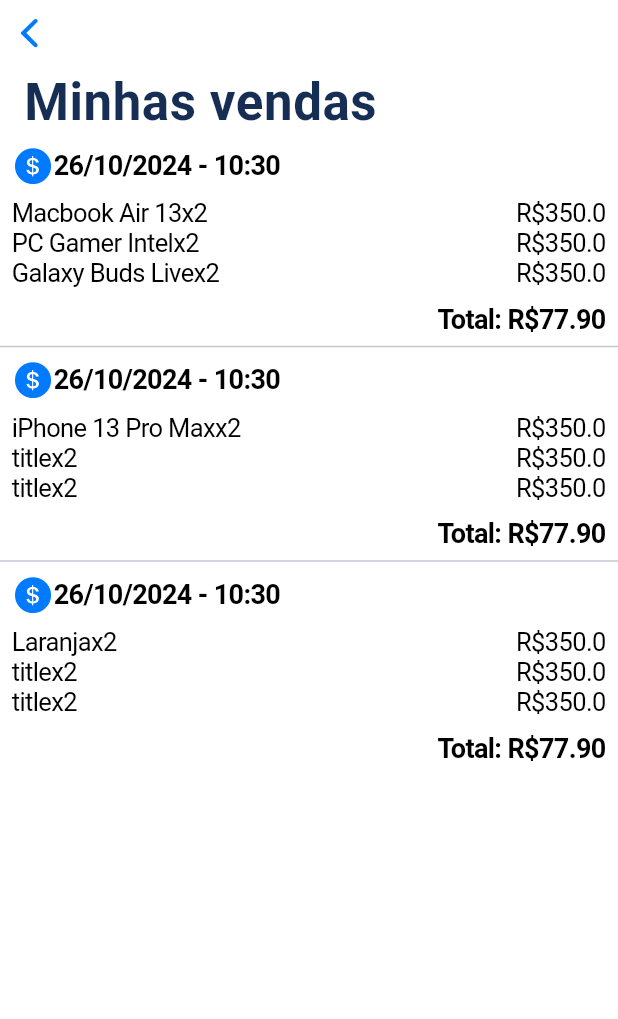
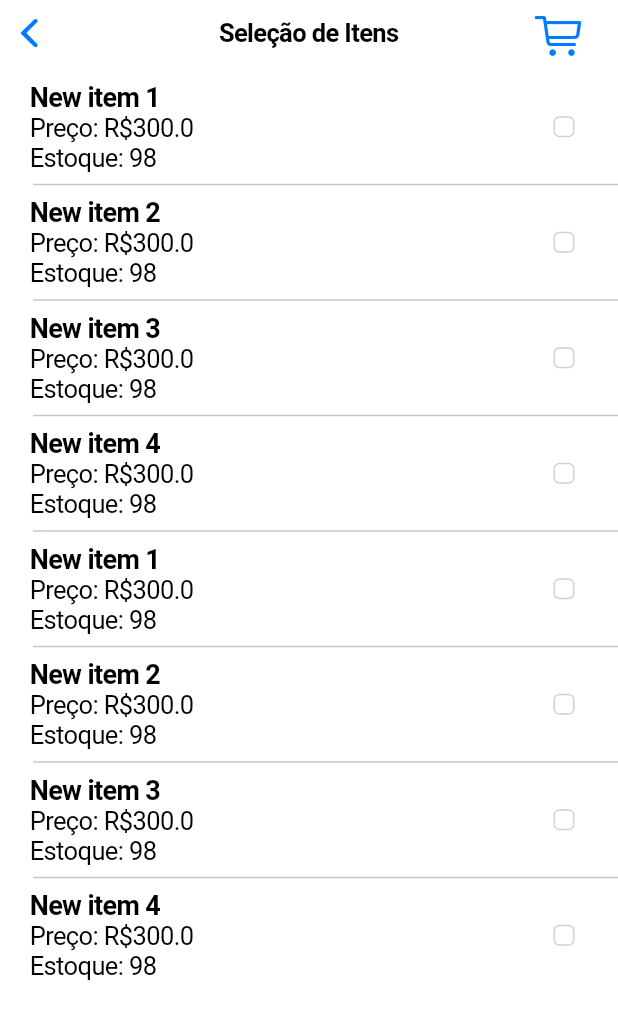
Before and after one commit to devcsuzarte/myCommerce_Flutter, a Flutter app: the CupertinoSaleScreen screen opened directly, on a phone screen of 412 x 824 dp. Shown: the top 1019 px of the screen. Run offline on Flutter 3.47's test engine with Material 3 defaults, Android fonts, the phone set to English and light mode, and no system bars.

Commit message:
Sale screen created

```diff
--- a/lib/controller/commerce_data.dart
+++ b/lib/controller/commerce_data.dart
@@ -1,6 +1,6 @@
 import 'package:flutter/cupertino.dart';
 import 'package:mycommerce/models/item_model.dart';
-import 'package:mycommerce/models/sale_model.dart';
+import 'package:mycommerce/models/bill_model.dart';
 
 class ItemData extends ChangeNotifier {
   List<Item> itemsList = [
@@ -56,19 +56,24 @@ class ItemData extends ChangeNotifier {
     ),
   ];
 
-  List<Sale> salesList = [
-    Sale(
+  List<Bill> salesList = [
+    Bill(
         dateTime: DateTime.now(),
         itemsSold: [ItemSold(title: 'Macbook Air 13', price: 350.0, amount: 2), ItemSold(title: 'PC Gamer Intel', price: 350.0, amount: 2), ItemSold(title: 'Galaxy Buds Live', price: 350.0, amount: 2)],
         totalBill: 55000.77
-    ),    Sale(
+    ),    Bill(
         dateTime: DateTime.now(),
         itemsSold: [ItemSold(title: 'iPhone 13 Pro Max', price: 350.0, amount: 2), ItemSold(title: 'title', price: 350.0, amount: 2), ItemSold(title: 'title', price: 350.0, amount: 2)],
         totalBill: 55000.77
-    ),    Sale(
+    ),    Bill(
         dateTime: DateTime.now(),
         itemsSold: [ItemSold(title: 'Laranja', price: 350.0, amount: 2), ItemSold(title: 'title', price: 350.0, amount: 2), ItemSold(title: 'title', price: 350.0, amount: 2)],
         totalBill: 55000.77
     ),
   ];
+
+  void checkBoxPressed(int index) {
+    itemsList[index].isSelected = itemsList[index].toggleIsSelected();
+    notifyListeners();
+  }
 }
--- a/lib/models/sale_model.dart
+++ b/lib/models/bill_model.dart
@@ -1,12 +1,12 @@
 import 'package:mycommerce/models/item_model.dart';
 
-class Sale {
+class Bill {
 
   DateTime dateTime;
   List<ItemSold> itemsSold;
   double totalBill;
 
-  Sale({
+  Bill({
     required this.dateTime,
     required this.itemsSold,
     required this.totalBill
--- a/lib/models/item_model.dart
+++ b/lib/models/item_model.dart
@@ -5,6 +5,7 @@ class Item {
   double? price;
   List<String>? details;
   String? id;
+  bool isSelected;
 
   Item({
     this.productName,
@@ -12,6 +13,12 @@ class Item {
     this.price,
     this.stock,
     this.id,
+    this.isSelected = false,
   });
 
+  bool toggleIsSelected() {
+    print('CHECKBOX = $isSelected');
+    return isSelected = !isSelected;
+  }
+
 }
--- a/lib/screens/sales_screen/cupertino_sale_screen.dart
+++ b/lib/screens/bills_screen/cupertino_bill_screen.dart
@@ -2,10 +2,10 @@ import 'package:flutter/cupertino.dart';
 import 'package:flutter/material.dart';
 import '../../widgets/items_screen_widgets/items_list.dart';
 import '../../widgets/navigation_bar/appbar_cupertino.dart';
-import 'package:mycommerce/widgets/sales_screen_widgets/sales_list.dart';
+import 'package:mycommerce/widgets/bill_screen_widgets/bill_list.dart';
 
-class CupertinoSaleScreen extends StatelessWidget {
-  const CupertinoSaleScreen({super.key});
+class CupertinoBillScreen extends StatelessWidget {
+  const CupertinoBillScreen({super.key});
 
   @override
   Widget build(BuildContext context) {
@@ -14,7 +14,7 @@ class CupertinoSaleScreen extends StatelessWidget {
           navBarTitle: 'Minhas vendas',
           body: SafeArea(
             child: Container(
-              child: SalesList(),
+              child: BillList(),
             ),
           ),
         )
--- a/lib/screens/home_screen/cupertino_home_screen.dart
+++ b/lib/screens/home_screen/cupertino_home_screen.dart
@@ -3,7 +3,7 @@ import 'package:flutter/material.dart';
 import 'package:mycommerce/constants.dart';
 import 'package:mycommerce/screens/add_item_screen/cupertino_add_item_screen.dart';
 import 'package:mycommerce/screens/items_screen/items_screen.dart';
-import '../sales_screen/cupertino_sale_screen.dart';
+import '../bills_screen/cupertino_bill_screen.dart';
 
 class CupertinoHomeScreen extends StatefulWidget {
   const CupertinoHomeScreen({super.key});
@@ -17,7 +17,7 @@ class _CupertinoHomeScreenState extends State<CupertinoHomeScreen> {
   final List<Widget> _screens = [
     ItemsScreen(),
     CupertinoAddItemScreen(),
-    CupertinoSaleScreen(),
+    CupertinoBillScreen(),
   ];
 
   @override
--- a/lib/screens/items_screen/items_screen.dart
+++ b/lib/screens/items_screen/items_screen.dart
@@ -1,6 +1,7 @@
 import 'package:flutter/cupertino.dart';
 import 'package:flutter/material.dart';
 import 'package:mycommerce/constants.dart';
+import 'package:mycommerce/screens/sale_screen/cupertino_sale_screen.dart';
 import 'package:mycommerce/widgets/items_screen_widgets/items_list.dart';
 import 'package:mycommerce/widgets/navigation_bar/appbar_cupertino.dart';
 
@@ -17,10 +18,11 @@ class ItemsScreen extends StatelessWidget {
                 floatingActionButtonLocation: FloatingActionButtonLocation.miniEndFloat,
                 floatingActionButton: FloatingActionButton(
                   onPressed: () {
-                    print('oi');
+                    Navigator.push(context, CupertinoPageRoute(builder: (context) => CupertinoSaleScreen())
+                    );
                   },
                   child: Icon(
-                    CupertinoIcons.cart_fill_badge_plus,
+                    CupertinoIcons.money_dollar,
                     size: 32,
                     color: kSecondaryColor,),
                 ),
--- /dev/null
+++ b/lib/screens/sale_screen/cupertino_sale_screen.dart
@@ -0,0 +1,37 @@
+import 'package:flutter/cupertino.dart';
+import 'package:flutter/material.dart';
+import 'package:mycommerce/widgets/sale_screen_widgets/sale_cell.dart';
+import 'package:mycommerce/widgets/sale_screen_widgets/sale_list.dart';
+
+class CupertinoSaleScreen extends StatelessWidget {
+  const CupertinoSaleScreen({super.key});
+
+  @override
+  Widget build(BuildContext context) {
+    return CupertinoPageScaffold(
+      navigationBar: CupertinoNavigationBar(
+        middle: Text('Seleção de Itens'),
+        trailing: IconButton(
+          onPressed: () {
+            showCupertinoModalPopup(
+                context: context,
+                builder: (context) => Column(
+                  children: [
+                    Text('data'),
+                    Text('data'),
+                    Text('data'),
+                  ],
+                )
+            );
+          },
+          icon: Icon(CupertinoIcons.cart),),
+      ),
+        child: SafeArea(
+            child: Padding(
+              padding: const EdgeInsets.only(top: 10.0),
+              child: SaleList(),
+            ),
+        ),
+    );
+  }
+}
--- a/lib/widgets/sales_screen_widgets/sale_cell.dart
+++ b/lib/widgets/bill_screen_widgets/bill_cell.dart
@@ -1,15 +1,15 @@
 import 'package:flutter/cupertino.dart';
 import 'package:flutter/material.dart';
-import 'package:mycommerce/models/sale_model.dart';
+import 'package:mycommerce/models/bill_model.dart';
 import 'items_sold_list.dart';
 
-class SaleCell extends StatelessWidget {
-  const SaleCell({
+class BillCell extends StatelessWidget {
+  const BillCell({
     super.key,
     required this.sale,
   });
 
-  final Sale sale;
+  final Bill sale;
 
   @override
   Widget build(BuildContext context) {
@@ -20,12 +20,12 @@ class SaleCell extends StatelessWidget {
           Row(
             children: [
               Icon(
-                CupertinoIcons.money_dollar_circle_fill,
+                CupertinoIcons.money_dollar,
                 size: 28,
               ),
               Text('${sale.dateTime.day}/${sale.dateTime.month}/${sale.dateTime.year} - ${sale.dateTime.hour}:${sale.dateTime.minute}',
                 style: TextStyle(
-                  fontSize: 18,
+                  fontSize: 20,
                   fontWeight: FontWeight.bold
                 ),
               ),
--- a/lib/widgets/sales_screen_widgets/sales_list.dart
+++ b/lib/widgets/bill_screen_widgets/bill_list.dart
@@ -1,25 +1,25 @@
 import 'package:flutter/cupertino.dart';
 import 'package:flutter/material.dart';
 import 'package:mycommerce/controller/commerce_data.dart';
-import 'package:mycommerce/widgets/sales_screen_widgets/sale_cell.dart';
+import 'package:mycommerce/widgets/bill_screen_widgets/bill_cell.dart';
 import 'package:provider/provider.dart';
 
-class SalesList extends StatelessWidget {
-  const SalesList({super.key});
+class BillList extends StatelessWidget {
+  const BillList({super.key});
 
   @override
   Widget build(BuildContext context) {
     return Consumer<ItemData>(
-        builder: (context, salesData, child) {
+        builder: (context, billData, child) {
           return ListView.separated(
               itemBuilder: (context, index) {
-                final sale = salesData.salesList[index];
-                return SaleCell(sale: sale);
+                final bill = billData.salesList[index];
+                return BillCell(sale: bill);
               },
               separatorBuilder: (context, index) {
                 return Divider();
               },
-              itemCount: salesData.salesList.length
+              itemCount: billData.salesList.length
           );
         }
     );
--- a/lib/widgets/sales_screen_widgets/items_sold_list.dart
+++ b/lib/widgets/bill_screen_widgets/items_sold_list.dart
@@ -1,6 +1,6 @@
 import 'package:flutter/cupertino.dart';
 import 'package:flutter/material.dart';
-import 'package:mycommerce/models/sale_model.dart';
+import 'package:mycommerce/models/bill_model.dart';
 
 class ItemsSoldList extends StatelessWidget {
   const ItemsSoldList({
--- /dev/null
+++ b/lib/widgets/sale_screen_widgets/sale_cell.dart
@@ -0,0 +1,34 @@
+import 'package:flutter/cupertino.dart';
+import 'package:mycommerce/constants.dart';
+import 'package:mycommerce/controller/commerce_data.dart';
+import 'package:provider/provider.dart';
+
+import '../../models/item_model.dart';
+
+class SaleCell extends StatelessWidget {
+  const SaleCell({
+    super.key,
+    required this.item,
+    required this.index,
+  });
+
+  final Item item;
+  final int index;
+
+  @override
+  Widget build(BuildContext context) {
+    return CupertinoListTile(
+      title: Column(
+        crossAxisAlignment: CrossAxisAlignment.start,
+        children: [
+          Text('${item.productName}', style: kBoldMediumTextStyle,),
+          Text('Preço: R\$${item.price}'),
+          Text('Estoque: ${item.stock}'),
+        ],
+      ),
+      trailing: CupertinoCheckbox(
+          value: Provider.of<ItemData>(context).itemsList[index].isSelected,
+          onChanged: (value) => Provider.of<ItemData>(context, listen: false).checkBoxPressed(index)),
+    );
+  }
+}
--- /dev/null
+++ b/lib/widgets/sale_screen_widgets/sale_list.dart
@@ -0,0 +1,32 @@
+import 'package:flutter/cupertino.dart';
+import 'package:flutter/material.dart';
+import 'package:mycommerce/controller/commerce_data.dart';
+import 'package:mycommerce/widgets/sale_screen_widgets/sale_cell.dart';
+import 'package:provider/provider.dart';
+
+class SaleList extends StatelessWidget {
+  const SaleList({super.key});
+
+  @override
+  Widget build(BuildContext context) {
+    return Consumer<ItemData>
+      (builder: (context, itemData, child) {
+        return ListView.separated(
+            itemBuilder: (context, index) {
+              final item = itemData.itemsList[index];
+              return SaleCell(
+                item: item,
+                index: index,
+              );
+            },
+          separatorBuilder: (context, index) {
+              return Padding(
+                padding: const EdgeInsets.only(left: 22.0),
+                child: Divider(),
+              );
+          },
+            itemCount: itemData.itemsList.length,
+            );
+    });
+  }
+}
```
